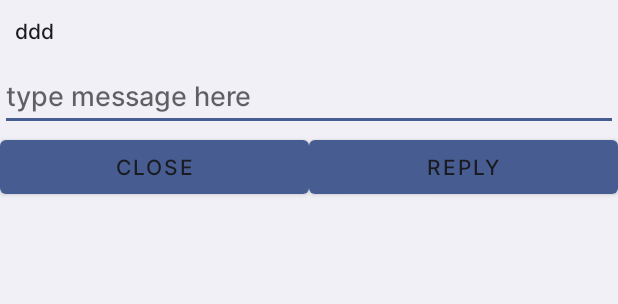
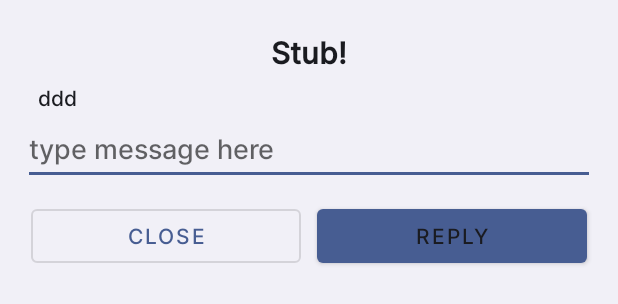
Before and after one commit to choiman1559/NotiSender, an Android app: the layout activity_smsdetail.xml on its own in the app's theme, with its tools: preview values and no code run, on a phone screen of 412 x 824 dp. Shown: the top 304 px of the screen. Run offline under Robolectric (Android 15) with nearby library versions, the phone set to English and light mode, and no system bars.

Commit message:
apply Material You style dialog

```diff
--- /dev/null
+++ b/app/src/main/res/drawable/round_corner.xml
@@ -0,0 +1,6 @@
+<?xml version="1.0" encoding="UTF-8"?>
+<shape xmlns:android="http://schemas.android.com/apk/res/android">
+    <solid android:color="@color/ui_bg"/>
+    <corners android:radius="30dp"/>
+    <padding android:left="0dp" android:top="0dp" android:right="0dp" android:bottom="0dp" />
+</shape>
--- a/app/src/main/res/layout/activity_smsdetail.xml
+++ b/app/src/main/res/layout/activity_smsdetail.xml
@@ -4,46 +4,70 @@
     xmlns:tools="http://schemas.android.com/tools"
     android:layout_width="match_parent"
     android:layout_height="wrap_content"
-    android:orientation="vertical">
+    android:layout_marginHorizontal="15dp"
+    android:layout_marginVertical="15dp"
+    android:minWidth="250dp"
+    android:layout_weight="2"
+    android:orientation="vertical"
+    android:backgroundTint="@null">
 
     <TextView
-        android:id="@+id/notiDetail"
-        android:layout_width="wrap_content"
+        android:id="@+id/titleDetail"
+        android:layout_width="match_parent"
         android:layout_height="0dp"
-        android:layout_marginTop="10dp"
-        android:layout_marginStart="10dp"
+        android:layout_marginVertical="5dp"
         android:layout_weight="1"
-        tools:text="ddd" />
+        android:gravity="center"
+        android:textStyle="bold"
+        android:textSize="20sp"
+        tools:text="Stub!" />
+
+    <androidx.core.widget.NestedScrollView
+        android:layout_width="match_parent"
+        android:layout_height="wrap_content">
+        <TextView
+            android:id="@+id/notiDetail"
+            android:layout_width="wrap_content"
+            android:layout_height="0dp"
+            android:layout_marginStart="10dp"
+            android:layout_weight="1"
+            tools:text="ddd" />
+    </androidx.core.widget.NestedScrollView>
 
     <EditText
         android:id="@+id/smsContent"
         android:layout_width="match_parent"
         android:layout_height="wrap_content"
+        android:autofillHints="Message to reply"
         android:ems="10"
-        android:layout_marginTop="10dp"
+        android:hint="type message here"
         android:inputType="text"
+        android:minHeight="48dp"
         android:singleLine="false"
-        android:hint="type message here"
         tools:ignore="HardcodedText" />
 
     <LinearLayout
         android:layout_width="match_parent"
         android:layout_height="wrap_content"
+        android:layout_marginTop="10dp"
         android:orientation="horizontal">
 
-        <Button
+        <com.google.android.material.button.MaterialButton
             android:id="@+id/cancel"
             android:layout_width="wrap_content"
             android:layout_height="wrap_content"
-            android:layout_weight="1"
-            android:text="@string/notiDetail_cancel" />
+            android:layout_marginHorizontal="5dp"
+            android:layout_weight="2"
+            android:text="@string/notiDetail_cancel"
+            style="?attr/materialButtonOutlinedStyle"/>
 
-        <Button
+        <com.google.android.material.button.MaterialButton
             android:id="@+id/ok"
             android:layout_width="wrap_content"
             android:layout_height="wrap_content"
-            android:layout_weight="1"
-            android:text="reply"
+            android:layout_marginHorizontal="5dp"
+            android:layout_weight="2"
+            android:text="Reply"
             tools:ignore="HardcodedText" />
     </LinearLayout>
 </LinearLayout>
--- a/app/src/main/res/values/styles.xml
+++ b/app/src/main/res/values/styles.xml
@@ -62,6 +62,10 @@
         <item name="windowNoTitle">true</item>
     </style>
 
+    <style name="Theme.App.Palette.Dialog" parent="Theme.Material3.DayNight.Dialog" >
+        <item name="android:windowBackground">@drawable/round_corner</item>
+    </style>
+
     <style name="Theme.App.Material3" parent="Theme.Material3.DayNight.NoActionBar" />
 
     <style name="TextAppearance.App.CollapsingToolbar.Expanded" parent="TextAppearance.Design.CollapsingToolbar.Expanded">
```
Also changed, not shown: app/src/main/java/com/noti/main/ui/receive/NotificationViewActivity.java (+10 -14 lines), app/src/main/java/com/noti/main/ui/receive/SmsViewActivity.java (+13 -9 lines), app/src/main/res/layout/activity_notidetail.xml (+41 -26 lines).
